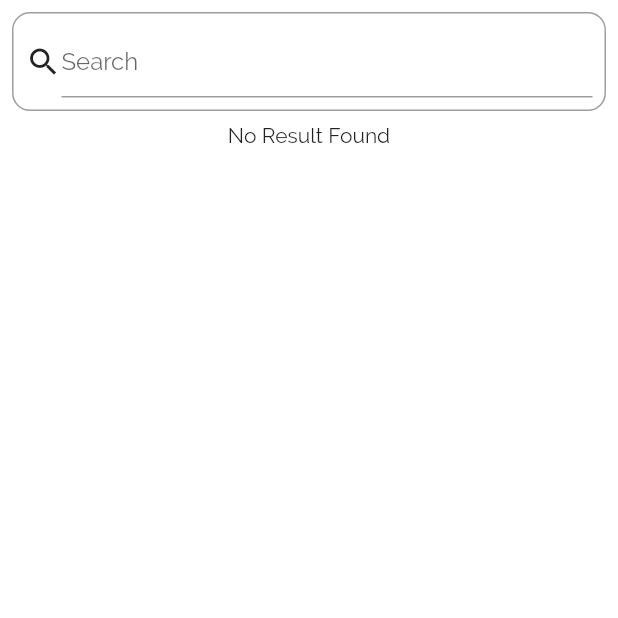
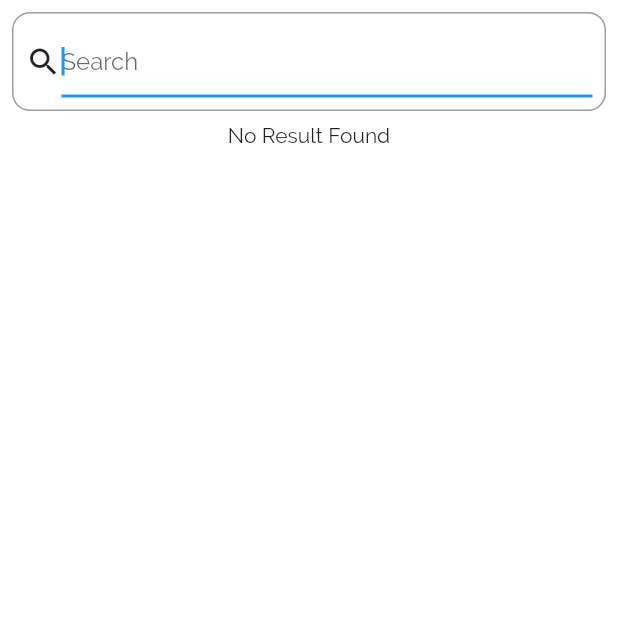
Before and after one commit to techadroit/flutter_recipe_app, a Flutter app: the SearchWiget screen opened by its route, on a phone screen of 412 x 824 dp, the top half of it. Run offline on Flutter 3.47's test engine with Material 2 defaults, Android fonts, the phone set to English and light mode, and no system bars; our stand-ins replace bloc, equatable, flutter_bloc, sqflite; accounts and stored records are empty; network calls fail.

Commit message:
open keyboard on screen widget visible

```diff
--- a/lib/views/ListWidget.dart
+++ b/lib/views/ListWidget.dart
@@ -167,6 +167,9 @@ class RecipeListParentWidget extends StatelessWidget {
 
     return BlocProvider(
         create: (BuildContext buildcontext) => listbloc,
-        child: RecipeListWidget(searchItem));
+        child: Container(
+          color: Colors.white,
+          child: RecipeListWidget(searchItem),
+        ));
   }
 }
--- a/lib/views/search_widget.dart
+++ b/lib/views/search_widget.dart
@@ -28,17 +28,22 @@ Widget searchWidget() {
       child: Column(
         mainAxisAlignment: MainAxisAlignment.start,
         children: <Widget>[
-          SearchStateLessWidget(),
+          SearchWidget(),
           Expanded(child: SearchListWidget())
         ],
       ));
 }
 
-class SearchStateLessWidget extends StatelessWidget {
+class SearchWidget extends StatefulWidget {
+  @override
+  _SearchStateLessWidgetState createState() => _SearchStateLessWidgetState();
+}
+
+class _SearchStateLessWidgetState extends State<SearchWidget> {
+
   @override
   Widget build(BuildContext context) {
     SearchBlocs bloc = BlocProvider.of(context);
-
     return Center(
         child: Wrap(children: [
       Container(
@@ -52,6 +57,7 @@ class SearchStateLessWidget extends StatelessWidget {
           Icon(Icons.search),
           Expanded(
               child: TextField(
+                autofocus: true,
                   onChanged: (text) {
                     bloc.add(SearchAction(text));
                   },
```
